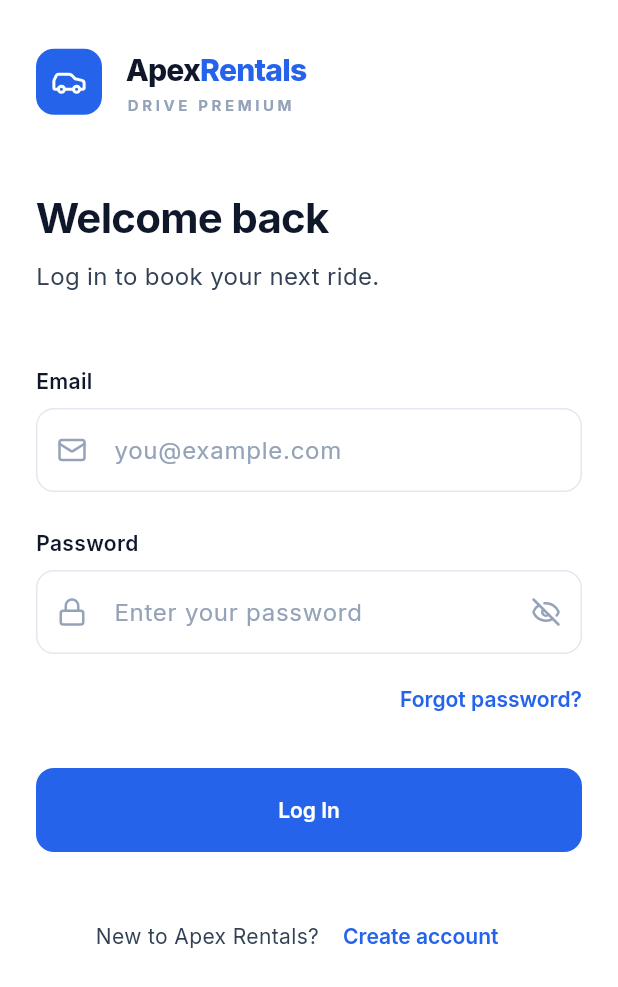
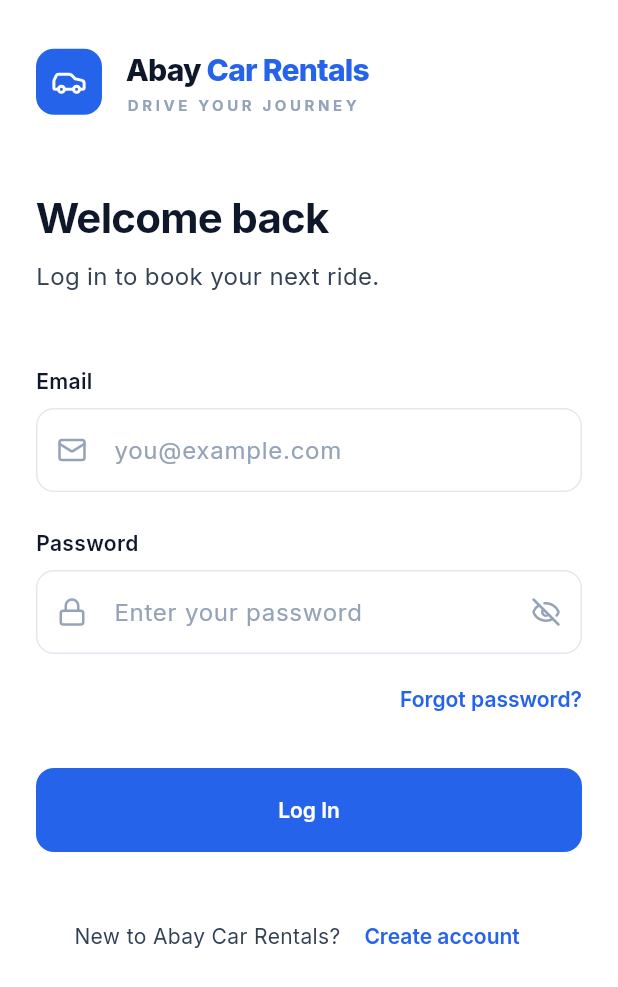
Before and after one commit to hibr12/car-rental-system-website, a Flutter app: the LoginScreen screen opened by its route, on a phone screen of 412 x 824 dp. Shown: the top 987 px of the screen. Run offline on Flutter 3.47's test engine with Material 3 defaults, Android fonts, the phone set to English and light mode, and no system bars; our stand-ins replace cached_network_image, flutter_map, flutter_rating_bar, flutter_secure_storage, go_router, google_fonts and 6 more; accounts and stored records are empty.

Commit message:
feat(branding): rename app to Abay Car Rentals and update app icon with white background and blue car

```diff
--- a/lib/main.dart
+++ b/lib/main.dart
@@ -26,16 +26,16 @@ void main() async {
     DeviceOrientation.portraitUp,
   ]);
 
-  runApp(const ApexRentalsApp());
+  runApp(const AbayCarRentalsApp());
 }
 
-class ApexRentalsApp extends StatelessWidget {
-  const ApexRentalsApp({super.key});
+class AbayCarRentalsApp extends StatelessWidget {
+  const AbayCarRentalsApp({super.key});
 
   @override
   Widget build(BuildContext context) {
     return MaterialApp.router(
-      title: 'Apex Rentals',
+      title: 'Abay Car Rentals',
       debugShowCheckedModeBanner: false,
       theme: AppTheme.lightTheme,
       routerConfig: AppRoutes.router,
--- a/lib/screens/auth/login_screen.dart
+++ b/lib/screens/auth/login_screen.dart
@@ -169,7 +169,7 @@ class _LoginScreenState extends State<LoginScreen> {
                       mainAxisAlignment: MainAxisAlignment.center,
                       children: [
                         Text(
-                          'New to Apex Rentals?',
+                          'New to Abay Car Rentals?',
                           style: AppTypography.textTheme.bodyMedium,
                         ),
                         TextButton(
--- a/lib/screens/auth/register_screen.dart
+++ b/lib/screens/auth/register_screen.dart
@@ -122,7 +122,7 @@ class _RegisterScreenState extends State<RegisterScreen> {
                     ),
                     const SizedBox(height: AppSpacing.sm),
                     Text(
-                      'Join Apex Rentals and book your first car in minutes.',
+                      'Join Abay Car Rentals and book your first car in minutes.',
                       style: AppTypography.textTheme.bodyLarge,
                     ),
                     const SizedBox(height: AppSpacing.xxl),
--- a/lib/screens/booking/branch_map_picker_screen.dart
+++ b/lib/screens/booking/branch_map_picker_screen.dart
@@ -26,7 +26,7 @@ class BranchPickerArgs {
 
 /// Map-based branch picker.
 ///
-/// Customers always select a real Apex Rentals branch — never arbitrary
+/// Customers always select a real Abay Car Rentals branch — never arbitrary
 /// GPS coordinates. Markers come from the live branch API; only branches
 /// that actually carry coordinates appear on the map, while every branch
 /// remains reachable through the list view.
--- a/lib/screens/legal/driver_requirements_screen.dart
+++ b/lib/screens/legal/driver_requirements_screen.dart
@@ -23,7 +23,7 @@ class DriverRequirementsScreen extends StatelessWidget {
             Text('Who can drive?', style: AppTypography.textTheme.displaySmall),
             const SizedBox(height: AppSpacing.md),
             Text(
-              'To rent and drive with Apex Rentals you need an account and a '
+              'To rent and drive with Abay Car Rentals you need an account and a '
               'verified driver\'s license. Here is how it works.',
               style: AppTypography.textTheme.bodyLarge,
             ),
--- a/lib/screens/legal/privacy_policy_screen.dart
+++ b/lib/screens/legal/privacy_policy_screen.dart
@@ -33,7 +33,7 @@ class PrivacyPolicyScreen extends StatelessWidget {
             _buildSection(
               title: '1. Information We Collect',
               content:
-                  'Apex Rentals collects personal information necessary to deliver our car rental services:\n\n'
+                  'Abay Car Rentals collects personal information necessary to deliver our car rental services:\n\n'
                   '• Account Information: Your full name, email address, and contact phone number when you register.\n'
                   '• Identification & Verification: Driver\'s license details, license category, expiry dates, and document photos for legal identity and driving eligibility verification.\n'
                   '• Rental & Booking Data: Pickup and drop-off locations, rental dates, vehicle preferences, and transaction records.\n'
@@ -67,7 +67,7 @@ class PrivacyPolicyScreen extends StatelessWidget {
               title: '4. Third-Party Services',
               content:
                   'We partner with reputable third-party services to operate the platform:\n\n'
-                  '• Payment Gateways (e.g. Chapa): For secure electronic payments. Apex Rentals does not store your credit card or bank credentials.\n'
+                  '• Payment Gateways (e.g. Chapa): For secure electronic payments. Abay Car Rentals does not store your credit card or bank credentials.\n'
                   '• Map Services: OpenStreetMap tiles are used to display branch locations and directions.',
             ),
             const SizedBox(height: AppSpacing.lg),
@@ -85,7 +85,7 @@ class PrivacyPolicyScreen extends StatelessWidget {
             _buildSection(
               title: '6. Contact Us',
               content:
-                  'If you have any questions or privacy concerns regarding this policy, please reach out to our privacy and support team at support@apexrentals.com or visit any of our official branches.',
+                  'If you have any questions or privacy concerns regarding this policy, please reach out to our privacy and support team at support@abaycarrentals.com or visit any of our official branches.',
             ),
             const SizedBox(height: AppSpacing.xxl),
           ],
--- a/lib/screens/legal/terms_of_service_screen.dart
+++ b/lib/screens/legal/terms_of_service_screen.dart
@@ -33,7 +33,7 @@ class TermsOfServiceScreen extends StatelessWidget {
             _buildSection(
               title: '1. Acceptance of Terms',
               content:
-                  'By creating an account or using the Apex Rentals application, you agree to be bound by these Terms of Service and all related rental guidelines. If you do not agree, please do not use the application.',
+                  'By creating an account or using the Abay Car Rentals application, you agree to be bound by these Terms of Service and all related rental guidelines. If you do not agree, please do not use the application.',
             ),
             const SizedBox(height: AppSpacing.lg),
 
@@ -71,14 +71,14 @@ class TermsOfServiceScreen extends StatelessWidget {
               content:
                   '• You may request permanent deletion of your account at any time via Settings.\n'
                   '• Deletion is processed immediately provided there are no pending or active rentals.\n'
-                  '• Apex Rentals reserves the right to suspend or terminate accounts in violation of safety rules or payment obligations.',
+                  '• Abay Car Rentals reserves the right to suspend or terminate accounts in violation of safety rules or payment obligations.',
             ),
             const SizedBox(height: AppSpacing.lg),
 
             _buildSection(
               title: '6. Limitation of Liability',
               content:
-                  'Apex Rentals shall not be liable for indirect, incidental, or consequential damages resulting from platform downtime, vehicle breakdowns, or force majeure events, subject to mandatory local laws.',
+                  'Abay Car Rentals shall not be liable for indirect, incidental, or consequential damages resulting from platform downtime, vehicle breakdowns, or force majeure events, subject to mandatory local laws.',
             ),
             const SizedBox(height: AppSpacing.xxl),
           ],
--- a/lib/screens/profile/legal_screen.dart
+++ b/lib/screens/profile/legal_screen.dart
@@ -63,7 +63,7 @@ class LegalScreen extends StatelessWidget {
             padding:
                 const EdgeInsets.symmetric(horizontal: AppSpacing.pagePadding),
             child: Text(
-              'Privacy\n\nApex Rentals collects only the information needed to '
+              'Privacy\n\nAbay Car Rentals collects only the information needed to '
               'manage your rentals — your account details, contact information, '
               'and driver\'s license documents for verification. License '
               'documents are accessible only to you and authorized staff. For '
--- a/lib/screens/profile/profile_screen.dart
+++ b/lib/screens/profile/profile_screen.dart
@@ -148,7 +148,7 @@ class _ProfileScreenState extends State<ProfileScreen> {
       context: context,
       builder: (ctx) => AlertDialog(
         title: const Text('Log Out'),
-        content: const Text('Are you sure you want to log out of Apex Rentals?'),
+        content: const Text('Are you sure you want to log out of Abay Car Rentals?'),
         actions: [
           TextButton(
             onPressed: () => Navigator.pop(ctx),
--- a/lib/screens/profile/settings_screen.dart
+++ b/lib/screens/profile/settings_screen.dart
@@ -123,7 +123,7 @@ class SettingsScreen extends StatelessWidget {
           Padding(
             padding: const EdgeInsets.all(AppSpacing.pagePadding),
             child: Text(
-              'Apex Rentals v1.0.0',
+              'Abay Car Rentals v1.0.0',
               textAlign: TextAlign.center,
               style: AppTypography.textTheme.bodySmall
                   ?.copyWith(color: AppColors.textTertiary),
--- a/lib/widgets/brand/app_logo.dart
+++ b/lib/widgets/brand/app_logo.dart
@@ -61,7 +61,7 @@ class AppLogo {
           children: [
             Text.rich(
               TextSpan(
-                text: 'Apex',
+                text: 'Abay ',
                 style: AppTypography.textTheme.headlineMedium?.copyWith(
                   color: textColor,
                   fontWeight: FontWeight.w800,
@@ -69,7 +69,7 @@ class AppLogo {
                 ),
                 children: [
                   TextSpan(
-                    text: 'Rentals',
+                    text: 'Car Rentals',
                     style: AppTypography.textTheme.headlineMedium?.copyWith(
                       color: AppColors.primary,
                       fontWeight: FontWeight.w800,
@@ -82,7 +82,7 @@ class AppLogo {
             if (showTagline) ...[
               const SizedBox(height: 2),
               Text(
-                'DRIVE PREMIUM',
+                'DRIVE YOUR JOURNEY',
                 style: AppTypography.textTheme.labelSmall?.copyWith(
                   color: taglineColor,
                   fontWeight: FontWeight.w700,
```
Also changed, not shown: 7 other files.
